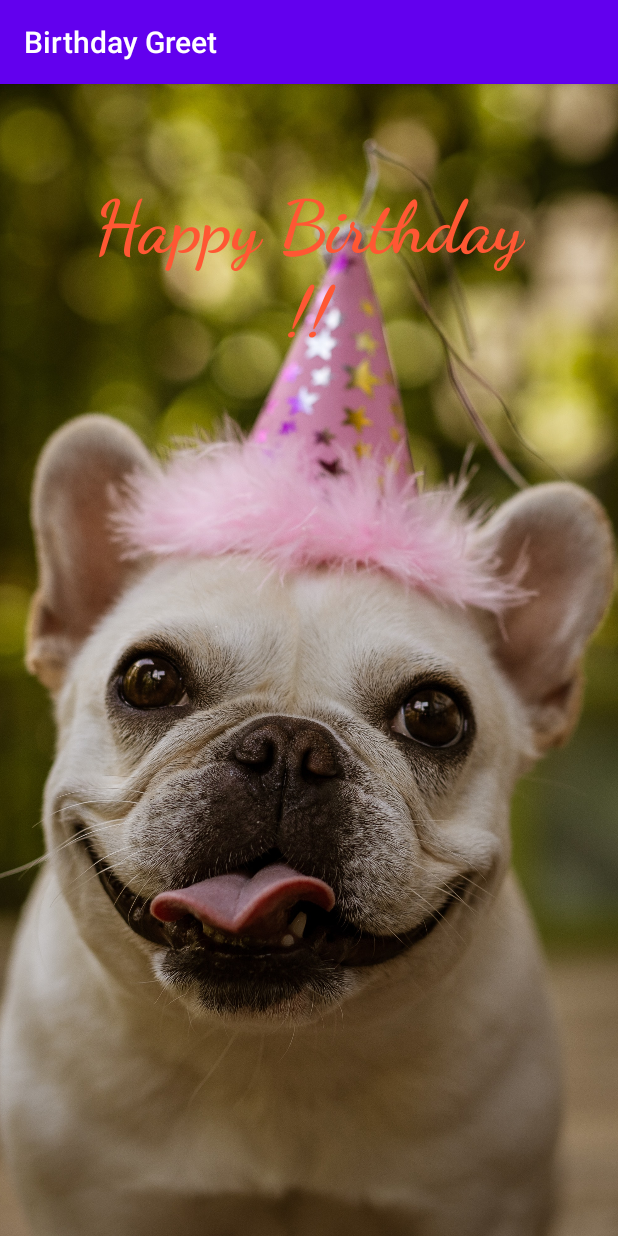
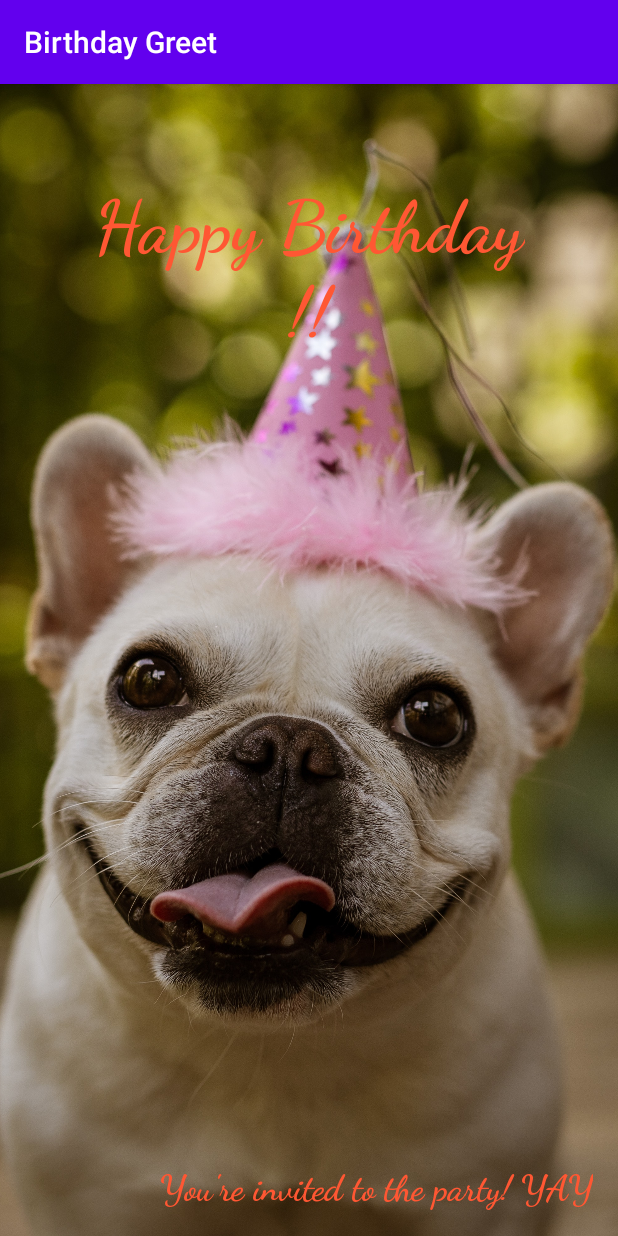
Before and after one commit to rahulsain/birthdaygreet, an Android app: the screen it shows after launch (BirthdayGreetingActivity), after a tap on "Create Birthday Card", on a phone screen of 412 x 824 dp. Run offline under Robolectric (Android 15) with nearby library versions, the phone set to English and light mode, and no system bars.

Commit message:
add invited text

```diff
--- a/app/src/main/res/layout/activity_birthday_greeting.xml
+++ b/app/src/main/res/layout/activity_birthday_greeting.xml
@@ -27,4 +27,23 @@
         android:textStyle="bold"
         android:textAlignment="center"
         android:gravity="center_horizontal" />
+
+    <TextView
+        android:id="@+id/invited"
+        android:layout_width="wrap_content"
+        android:layout_height="wrap_content"
+        android:fontFamily="cursive"
+        android:gravity="center_horizontal"
+        android:text="You're invited to the party! YAY"
+        android:textAlignment="center"
+        android:textColor="@color/red"
+        android:textSize="24sp"
+        android:textStyle="bold"
+        app:layout_constraintBottom_toBottomOf="parent"
+        app:layout_constraintEnd_toEndOf="parent"
+        app:layout_constraintHorizontal_bias="0.867"
+        app:layout_constraintStart_toStartOf="parent"
+        app:layout_constraintTop_toTopOf="parent"
+        app:layout_constraintVertical_bias="0.977" />
+
 </androidx.constraintlayout.widget.ConstraintLayout>
```
